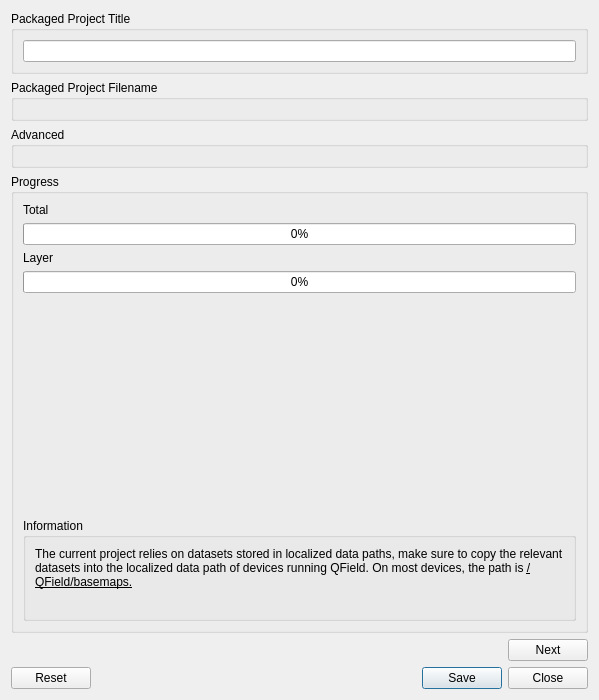
Before: the Qt Designer form qfieldsync/ui/package_dialog.ui in opengisch/qfieldsync, drawn with Qt 5.
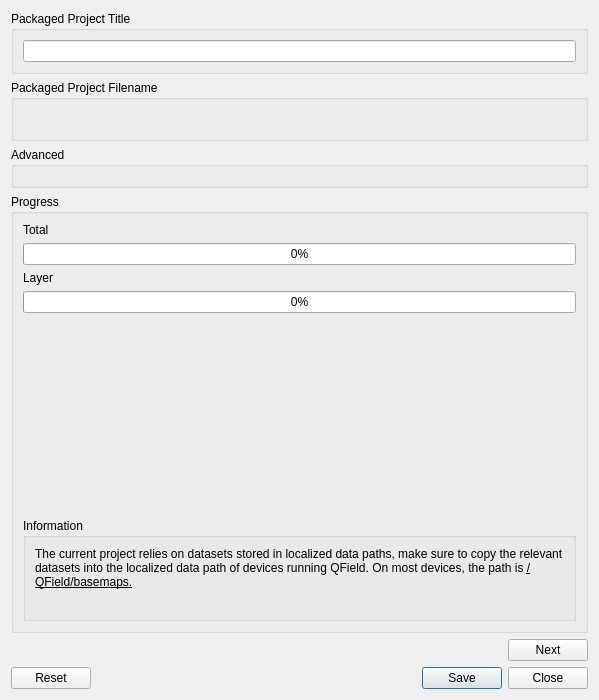
After: the same form once the commit is applied. The open tabs and pages were chosen to show the change. Custom widgets are drawn as their Qt base class.

Commit message: Adding critical message when path exceed 200 characters

What changed in the file:
```diff
--- a/qfieldsync/ui/package_dialog.ui
+++ b/qfieldsync/ui/package_dialog.ui
@@ -103,6 +103,13 @@
             </property>
            </widget>
           </item>
+          <item row="1" column="0" colspan="2">
+           <widget class="QLabel" name="packagedProjectFileFeedbackLabel">
+            <property name="text">
+             <string/>
+            </property>
+           </widget>
+          </item>
          </layout>
         </widget>
        </item>
```
The commit also changes 1 other file.
